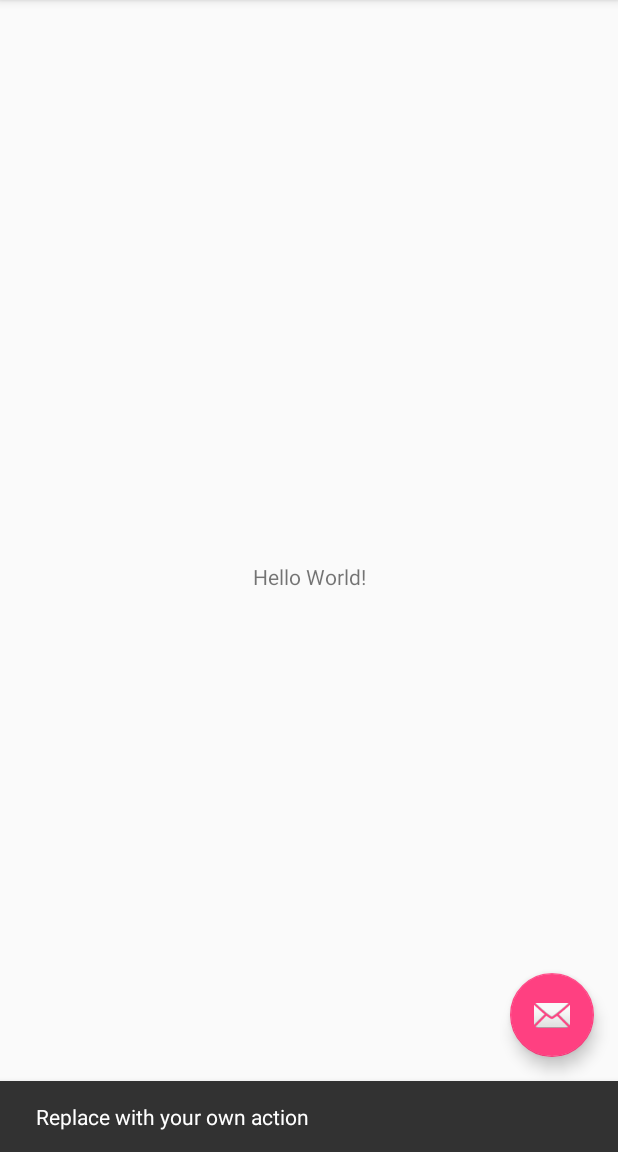
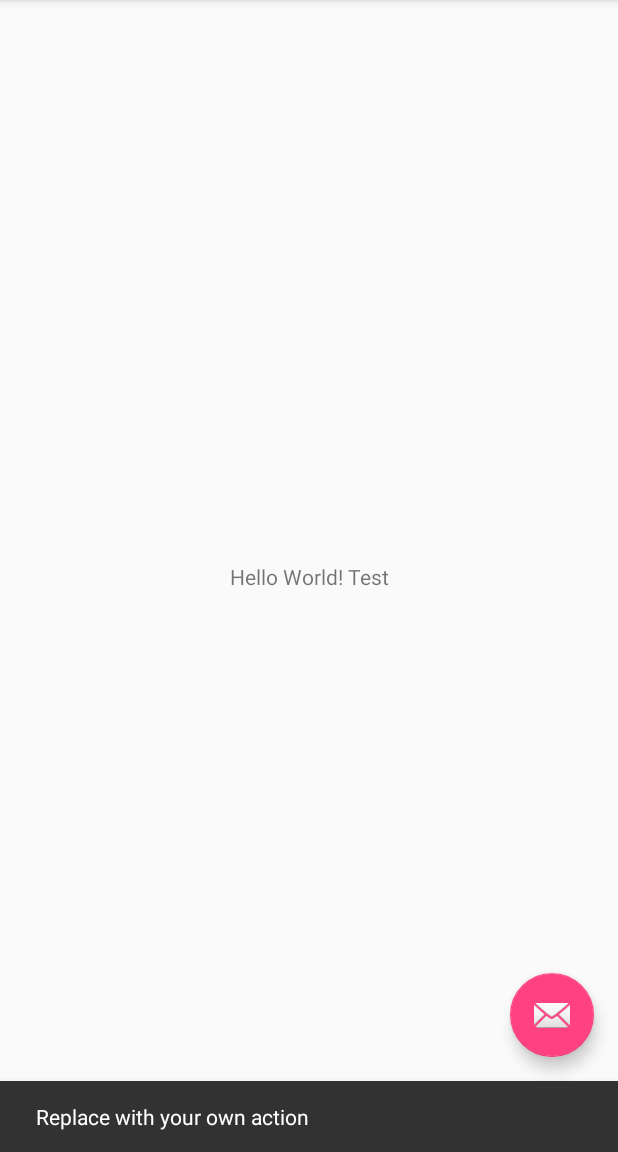
Before and after one commit to ShangqingGu/TestProject, an Android app: the screen it shows after launch (MainActivity), after a tap on an icon or button, on a phone screen of 412 x 824 dp, the part 84-1236 px from its top. Run offline under Robolectric (Android 15) with nearby library versions, the phone set to English and light mode, and no system bars.

Commit message:
little change

```diff
--- a/app/src/main/res/layout/content_main.xml
+++ b/app/src/main/res/layout/content_main.xml
@@ -11,7 +11,7 @@
     <TextView
         android:layout_width="wrap_content"
         android:layout_height="wrap_content"
-        android:text="Hello World!"
+        android:text="Hello World! Test"
         app:layout_constraintBottom_toBottomOf="parent"
         app:layout_constraintLeft_toLeftOf="parent"
         app:layout_constraintRight_toRightOf="parent"
```
